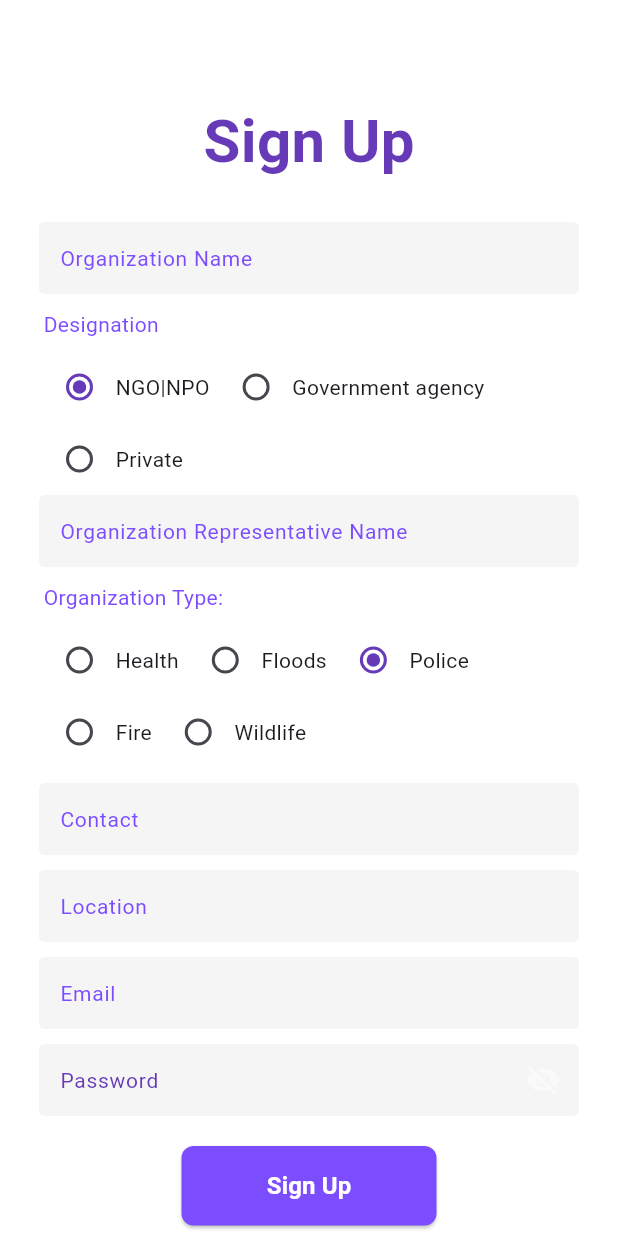
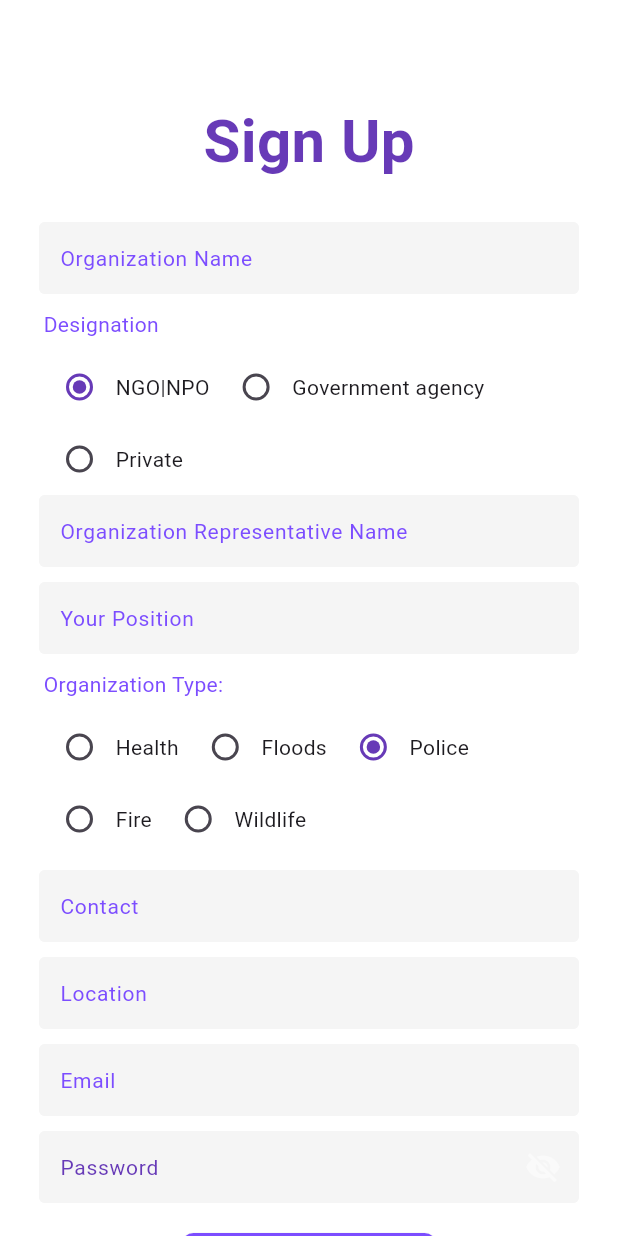
Before and after one commit to Nasiali-Eden/CityWatch, a Flutter app: the OrganizationRegistration screen opened directly, on a phone screen of 412 x 824 dp. Run offline on Flutter 3.47's test engine with Material 3 defaults, Android fonts, the phone set to English and light mode, and no system bars; our stand-ins replace cloud_firestore, firebase_auth, firebase_core; accounts and stored records are empty.

Commit message:
Position

```diff
--- a/lib/Organization/Authentication/org_registration.dart
+++ b/lib/Organization/Authentication/org_registration.dart
@@ -27,8 +27,9 @@ class _OrganizationRegistrationState extends State<OrganizationRegistration> {
   final TextEditingController passwordController = TextEditingController();
   final TextEditingController contactController = TextEditingController();
   final TextEditingController locationController = TextEditingController();
+  final TextEditingController positionController = TextEditingController();
 
-
+  String position = '';
   String rep = '';
   String email = '';
   String password = '';
@@ -58,6 +59,12 @@ class _OrganizationRegistrationState extends State<OrganizationRegistration> {
     });
   }
 
+
+  void _onPositionChanged(String value) {
+    setState(() {
+      position = value;
+    });
+  }
   void _onEmailChanged(String value) {
     setState(() {
       email = value;
@@ -189,6 +196,14 @@ class _OrganizationRegistrationState extends State<OrganizationRegistration> {
                   controller: repController,
                   labelText: 'Organization Representative Name',
                   onChanged: _onRepNameChanged,
+                ),
+                const SizedBox(height: 10),
+                MyTextField(
+                  validator: (value) => value!.isEmpty ? 'Enter your Position' : null,
+                  obscureText: false,
+                  controller: positionController,
+                  labelText: 'Your Position',
+                  onChanged: _onPositionChanged,
                 ),
                 const SizedBox(height: 10),
                 Padding(
```
